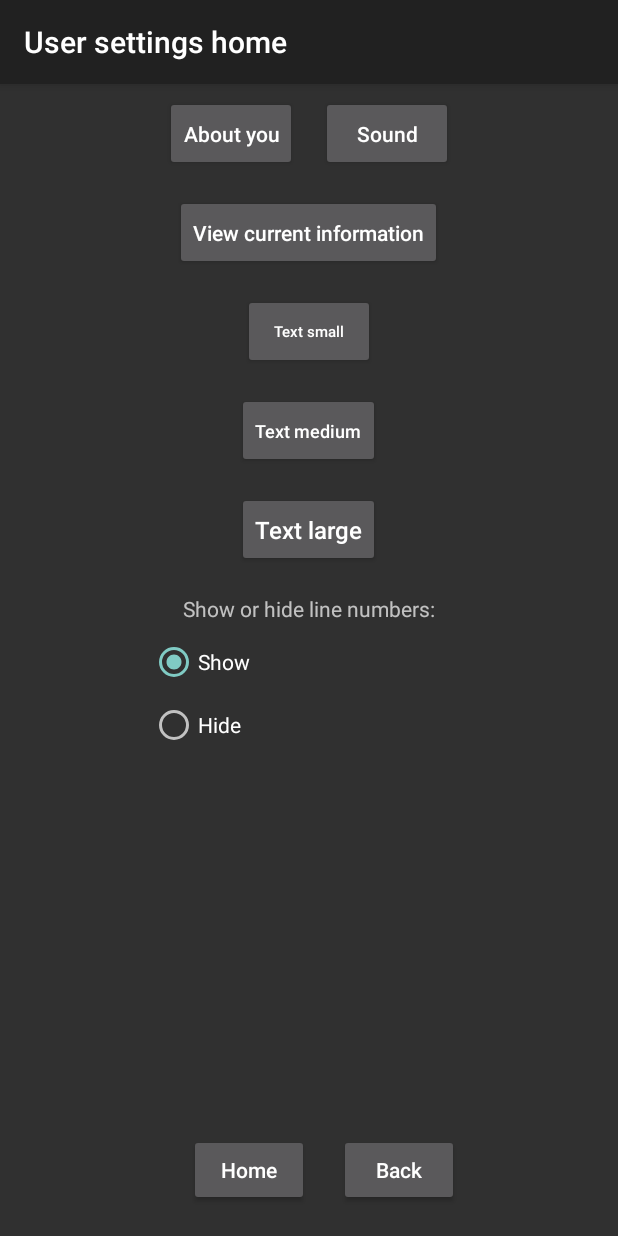
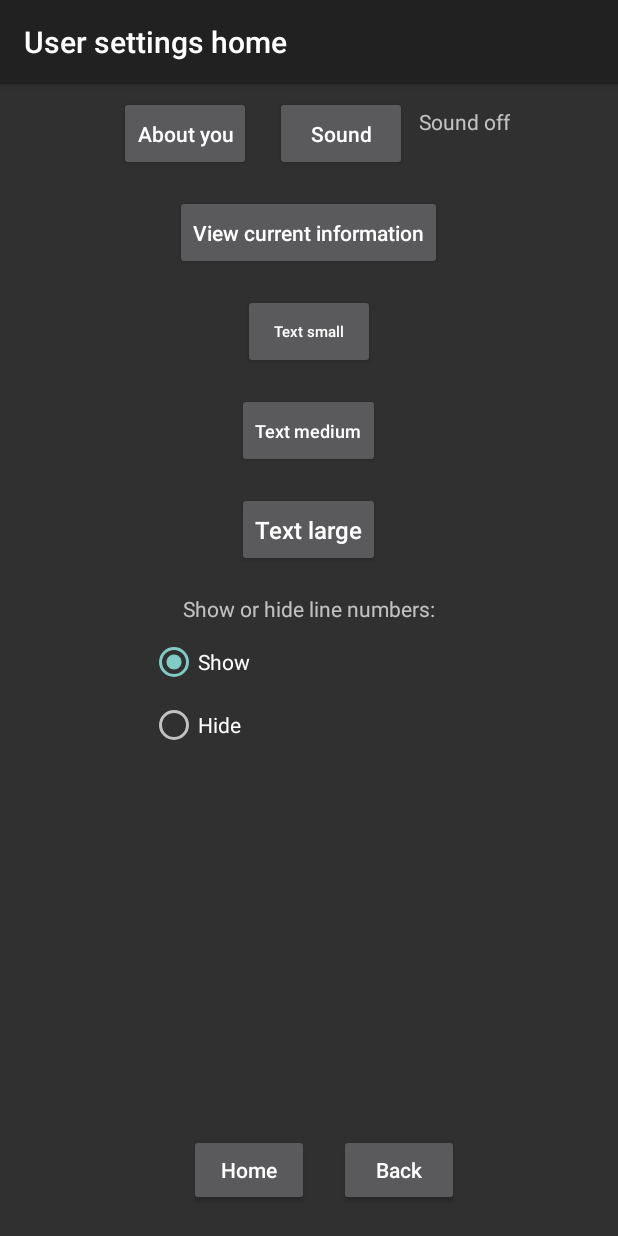
Before and after one commit to nlpspacy/Shakespeare_study_app_v2, an Android app: the SettingsHomeActivity screen opened directly, with no data from a screen before it, after a tap on "Sound", on a phone screen of 412 x 824 dp. Run offline under Robolectric (Android 15) with nearby library versions, the phone set to English and light mode, and no system bars; network calls fail.

Commit message:
Removed the unnecessary extra visual spacing between lines by making the height of reference rows zero.
Included error catching for where there are two or more play lines between reference lines to use the closest previous reference line for bookmarks.

Added label to show current state of sound on/off toggle in the Home screen and in the Settings Home screen.

Added more cases of interrupting the text to speech when the user hits a button to move to a different screen to stop text to speech from prior screen when the user navigates to another screen.

Signed-off-by: Dan A <danabramsonwriter@gmail.com>

```diff
--- a/app/src/main/java/com/shakespeare/new_app/SettingsHomeActivity.java
+++ b/app/src/main/java/com/shakespeare/new_app/SettingsHomeActivity.java
@@ -2,9 +2,11 @@ package com.shakespeare.new_app;
 
 import android.content.Intent;
 import android.os.Bundle;
+import android.speech.tts.TextToSpeech;
 import android.util.Log;
 import android.view.View;
 import android.widget.RadioButton;
+import android.widget.TextView;
 import android.widget.Toast;
 
 import androidx.activity.EdgeToEdge;
@@ -46,6 +48,13 @@ public class SettingsHomeActivity extends AppCompatActivity {
 
 //        TextView tv_Title = (TextView) findViewById(R.id.txtSettingsInstruction);
 //        tv_Title.setTextSize(TypedValue.COMPLEX_UNIT_SP, GlobalClass.fontsizesp);
+
+        TextView tvSoundOnOffInd = findViewById(R.id.txtSoundOnOffIndicator);
+        if(GlobalClass.boolSoundOn == Boolean.TRUE){
+            tvSoundOnOffInd.setText("Sound on");
+        } else {
+            tvSoundOnOffInd.setText("Sound off");
+        }
 
     }
 
@@ -121,12 +130,18 @@ public class SettingsHomeActivity extends AppCompatActivity {
 
     public void toggleSoundOnOff(View v) {
         // toggle sound on and off
-        if(com.shakespeare.new_app.GlobalClass.boolSoundOn.equals(Boolean.TRUE)){
+        TextView tvSoundOnOffInd = findViewById(R.id.txtSoundOnOffIndicator);
+        if(com.shakespeare.new_app.GlobalClass.boolSoundOn.equals(Boolean.TRUE)){ // if tts is on, then turn off
+
+            // turn off any text to speech that is currently in progress
+            MyApplication.textToSpeech.speak("", TextToSpeech.QUEUE_FLUSH, null);
 
             com.shakespeare.new_app.GlobalClass.boolSoundOn = Boolean.FALSE;
+            tvSoundOnOffInd.setText("Sound off");
             Toast.makeText(this, "Sound off", Toast.LENGTH_SHORT).show();
-        } else{
+        } else{ // if tts is off, then turn on
             com.shakespeare.new_app.GlobalClass.boolSoundOn = Boolean.TRUE;
+            tvSoundOnOffInd.setText("Sound on");
             Toast.makeText(this, "Sound on", Toast.LENGTH_SHORT).show();
 
         }
--- a/app/src/main/res/layout/activity_amsnd.xml
+++ b/app/src/main/res/layout/activity_amsnd.xml
@@ -182,6 +182,7 @@
                 android:fontFamily="monospace"
                 android:includeFontPadding="false"
                 android:background="@null"
+                tools:listitem="@layout/recyclerview_row"
                 android:textIsSelectable="true" />
 
             </ScrollView>
--- a/app/src/main/res/layout/activity_settingshome.xml
+++ b/app/src/main/res/layout/activity_settingshome.xml
@@ -71,6 +71,14 @@
             android:onClick="toggleSoundOnOff"
             android:text="@string/txt_sound_on_off_button"
             android:textAllCaps="false" />
+
+        <TextView
+            android:id="@+id/txtSoundOnOffIndicator"
+            android:layout_width="wrap_content"
+            android:layout_height="wrap_content"
+            android:layout_centerVertical="true"
+            android:text="Sound on/off"
+            app:layout_constraintStart_toEndOf="@+id/btnSound" />
 
 
     </LinearLayout>
```
Also changed, not shown: app/src/main/java/com/shakespeare/new_app/Bookmarks.java (+6 -1 lines), app/src/main/java/com/shakespeare/new_app/MainActivity.java (+15 -2 lines), app/src/main/java/com/shakespeare/new_app/MyApplication.java (+7 -2 lines), app/src/main/java/com/shakespeare/new_app/MyRecyclerViewAdapter.java (+17 -18 lines), app/src/main/java/com/shakespeare/new_app/RecyclerItemClickListener.java (+28 -12 lines), app/src/main/res/layout/activity_main.xml (+9 -0 lines), app/src/main/res/layout/recyclerview_row.xml (+4 -3 lines).
